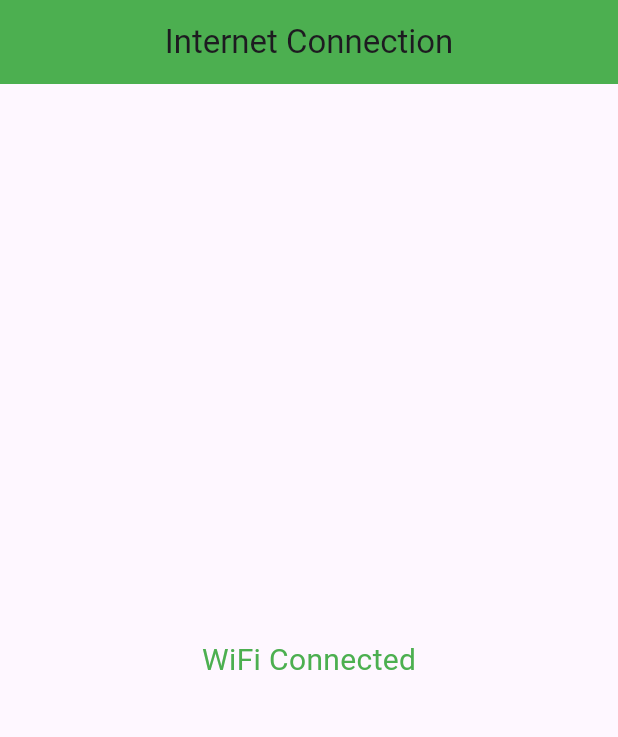
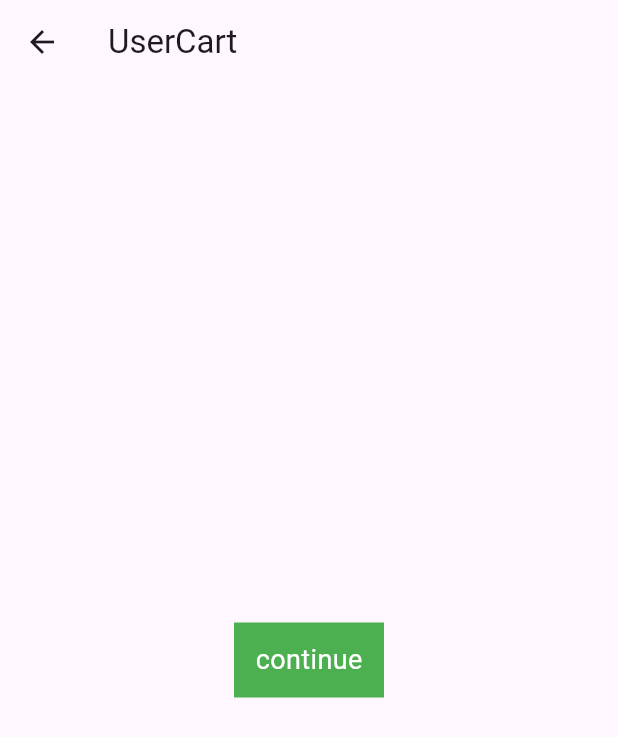
Before and after one commit to mohamed-sajidh/flutter-prototype-project, a Flutter app: the screen it shows after launch, on a phone screen of 412 x 824 dp. Shown: the top 737 px of the screen. Run offline on Flutter 3.47's test engine with Material 3 defaults, Android fonts, the phone set to English and light mode, and no system bars; our stand-ins replace connectivity_plus, get.

Commit message:
stepper widget added

```diff
--- a/lib/main.dart
+++ b/lib/main.dart
@@ -1,7 +1,10 @@
 import 'package:flutter/material.dart';
+import 'package:get/get_navigation/src/root/get_material_app.dart';
 import 'package:testing_widgets/customDropdown.dart';
 import 'package:testing_widgets/internet_connection/internet_connection.dart';
 import 'package:testing_widgets/searchBar.dart';
+import 'package:testing_widgets/stepper/cart_page.dart';
+import 'package:testing_widgets/stepper/stepper.dart';
 
 void main() {
   runApp(const MyApp());
@@ -13,7 +16,7 @@
   // This widget is the root of your application.
   @override
   Widget build(BuildContext context) {
-    return MaterialApp(
+    return GetMaterialApp(
       title: 'Flutter Demo',
       debugShowCheckedModeBanner: false,
       theme: ThemeData(
@@ -21,7 +24,7 @@
         colorScheme: ColorScheme.fromSeed(seedColor: Colors.deepPurple),
         useMaterial3: true,
       ),
-      home: const InternetHomePage(),
+      home: const UserCart(),
     );
   }
 }
--- /dev/null
+++ b/lib/stepper/cart_page.dart
@@ -0,0 +1,45 @@
+import 'package:flutter/material.dart';
+import 'package:get/get.dart';
+import 'package:get/get_core/src/get_main.dart';
+import 'package:testing_widgets/stepper/stepper.dart';
+
+class UserCart extends StatelessWidget {
+  const UserCart({super.key});
+
+  @override
+  Widget build(BuildContext context) {
+    return Scaffold(
+      appBar: AppBar(
+        title: const Text("UserCart"),
+        leading: IconButton(
+          icon: const Icon(Icons.arrow_back),
+          onPressed: () {
+            // Get.back();
+            //
+          },
+        ),
+      ),
+      body: Center(
+        child: InkWell(
+          onTap: () {
+            Get.to(() => StepperPage());
+          },
+          child: Container(
+            height: 50,
+            width: 100,
+            color: Colors.green,
+            child: const Center(
+              child: Text(
+                "continue",
+                style: TextStyle(
+                  color: Colors.white,
+                  fontSize: 18,
+                ),
+              ),
+            ),
+          ),
+        ),
+      ),
+    );
+  }
+}
--- a/pubspec.yaml
+++ b/pubspec.yaml
@@ -37,6 +37,7 @@
   cupertino_icons: ^1.0.8
   connectivity_plus: ^6.0.5
   internet_connection_checker_plus: ^2.5.2
+  get: ^4.6.6
 
 dev_dependencies:
   flutter_test:
```
Also changed, not shown: lib/stepper/address_page.dart (added, +51 -0 lines), lib/stepper/checkout_page.dart (added, +51 -0 lines), lib/stepper/payment_page.dart (added, +51 -0 lines), lib/stepper/stepper.dart (added, +102 -0 lines), lib/stepper/stepper_controller.dart (added, +21 -0 lines), pubspec.lock.
